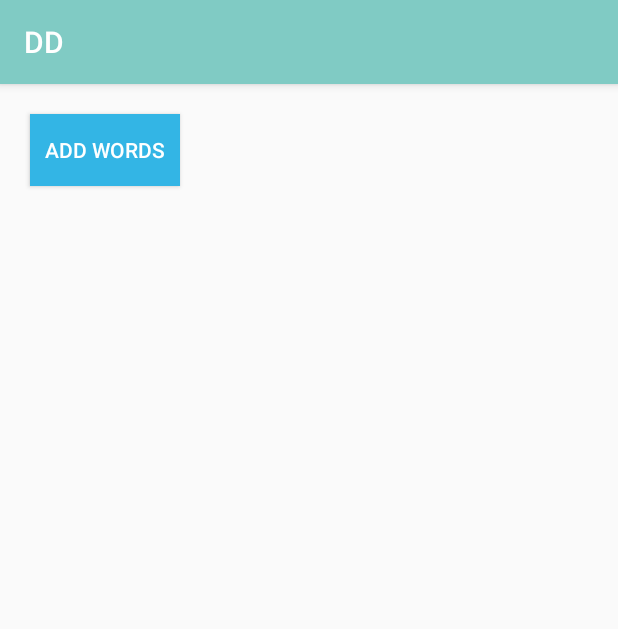
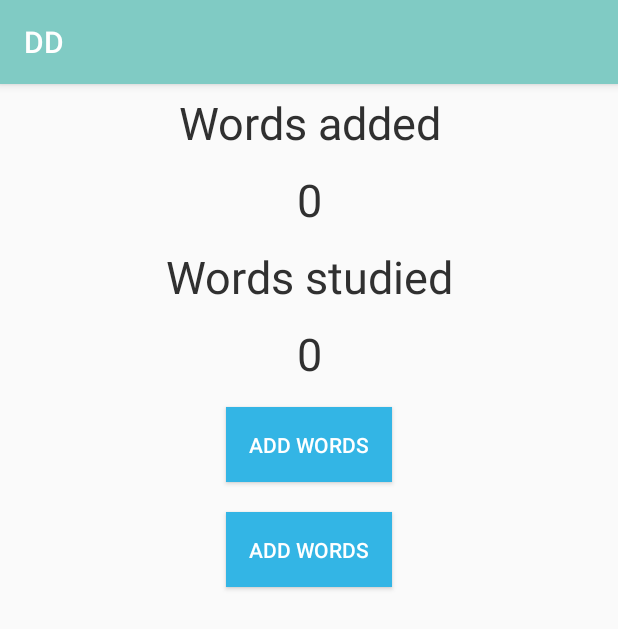
Before and after one commit to GDG-NN/study_jams_homework, an Android app: the screen it shows after launch (MainActivity), on a phone screen of 412 x 824 dp. Shown: the top 629 px of the screen. Run offline under Robolectric (Android 15) with nearby library versions, the phone set to English and light mode, and no system bars.

Commit message:
add stats, ckeck edittext

```diff
--- a/gerdtv/DD/app/src/main/java/betaru/dd/DictActivity.java
+++ b/gerdtv/DD/app/src/main/java/betaru/dd/DictActivity.java
@@ -64,7 +64,14 @@ public class DictActivity extends AppCompatActivity implements View.OnClickListe
 
         // получаем данные из полей ввода
         String word = etWord.getText().toString();
+
+        if (word.length() == 0)
+            etWord.setError("Word is required");
+
         String trans = etTrans.getText().toString();
+
+        if (trans.length() == 0)
+            etTrans.setError("Trans is required");
 
         // подключаемся к БД
         SQLiteDatabase db = dbHelper.getWritableDatabase();
--- a/gerdtv/DD/app/src/main/res/layout/activity_main.xml
+++ b/gerdtv/DD/app/src/main/res/layout/activity_main.xml
@@ -3,17 +3,64 @@
     xmlns:tools="http://schemas.android.com/tools"
     android:layout_width="match_parent"
     android:layout_height="match_parent"
+    android:gravity="center_horizontal"
+    tools:context="betaru.dd.MainActivity">
+
+    <LinearLayout
+        android:layout_width="match_parent"
+        android:layout_height="wrap_content"
+        android:orientation="vertical"
+        android:id="@+id/linearLayout"
+        android:layout_alignParentTop="true"
+        android:layout_alignParentStart="true">
+
+        <TextView
+            android:layout_width="match_parent"
+            android:layout_height="wrap_content"
             android:gravity="center"
-    tools:context="betaru.dd.MainActivity">
+            android:textSize="30sp"
+            android:textColor="@color/colorLabel"
+            android:layout_margin="5dp"
+            android:text="@string/txv_words_added"
+            android:id="@+id/txv_words_added" />
+
+        <TextView
+            android:layout_width="match_parent"
+            android:layout_height="wrap_content"
+            android:gravity="center"
+            android:textSize="30sp"
+            android:textColor="@color/colorLabel"
+            android:layout_margin="5dp"
+            android:text="@string/txv_word_add_counter"
+            android:id="@+id/txv_word_add_counter" />
+
+        <TextView
+            android:layout_width="match_parent"
+            android:layout_height="wrap_content"
+            android:gravity="center"
+            android:textSize="30sp"
+            android:textColor="@color/colorLabel"
+            android:layout_margin="5dp"
+            android:text="@string/txv_words_studied"
+            android:id="@+id/txv_words_studied" />
+
+        <TextView
+            android:layout_width="match_parent"
+            android:layout_height="wrap_content"
+            android:gravity="center"
+            android:textSize="30sp"
+            android:textColor="@color/colorLabel"
+            android:layout_margin="5dp"
+            android:text="@string/txv_word_std_counter"
+            android:id="@+id/txv_word_std_counter" />
+    </LinearLayout>
 
     <LinearLayout
         android:orientation="vertical"
         android:layout_width="match_parent"
-        android:layout_height="match_parent"
-        android:layout_alignParentBottom="true"
+        android:layout_height="wrap_content"
+        android:layout_below="@+id/linearLayout"
         >
-
-    </LinearLayout>
 
         <Button
             android:layout_width="wrap_content"
@@ -22,8 +69,21 @@
             android:id="@+id/addWordsButton"
             android:textColor="@color/colorTextBtn"
             android:background="@color/colorBgdBtn"
-        android:layout_margin="20dp"
-        android:padding="10dp"
+            android:layout_margin="10dp"
+            android:padding="15dp"
+            android:layout_gravity="center"
             android:onClick="openDict"/>
+        <Button
+            android:layout_width="wrap_content"
+            android:layout_height="wrap_content"
+            android:text="@string/btn_add_word"
+            android:id="@+id/stdWordsButton"
+            android:textColor="@color/colorTextBtn"
+            android:background="@color/colorBgdBtn"
+            android:layout_margin="10dp"
+            android:padding="15dp"
+            android:layout_gravity="center"
+            android:onClick="openLes"/>
+    </LinearLayout>
 
 </RelativeLayout>
--- a/gerdtv/DD/app/src/main/res/values/colors.xml
+++ b/gerdtv/DD/app/src/main/res/values/colors.xml
@@ -9,4 +9,5 @@
     <color name="colorArticleDer">#1f2cde</color>
     <color name="colorArticleDie">#ff1100</color>
     <color name="colorArticleDas">#44be20</color>
+    <color name="colorContainer">#ffffff</color>
 </resources>
--- a/gerdtv/DD/app/src/main/res/values/strings.xml
+++ b/gerdtv/DD/app/src/main/res/values/strings.xml
@@ -2,5 +2,9 @@
     <string name="app_name">DD</string>
     <string name="txv_word">Word</string>
     <string name="txv_trans">Translation</string>
-    <string name="btn_add_word" translatable="false">Add words</string>
+    <string name="btn_add_word">Add words</string>
+    <string name="txv_words_added">Words added</string>
+    <string name="txv_word_add_counter">0</string>
+    <string name="txv_words_studied">Words studied</string>
+    <string name="txv_word_std_counter">0</string>
 </resources>
```
Lines whose indentation alone changed are shown as unchanged.
